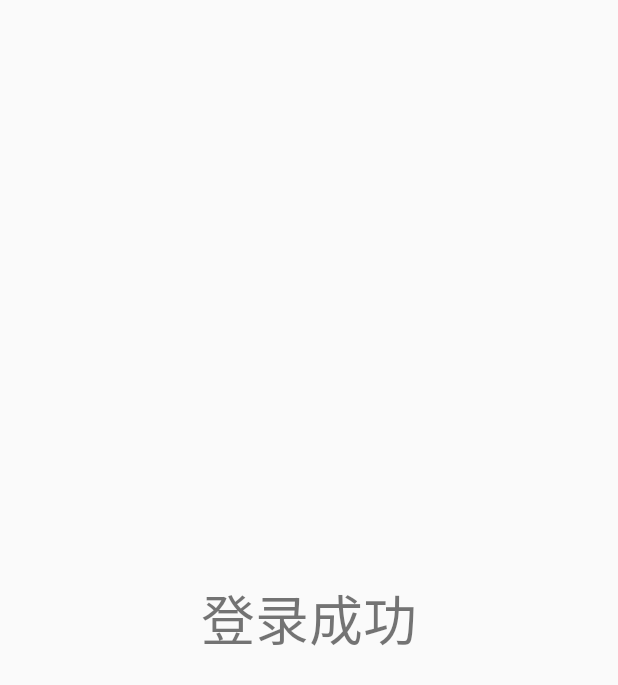
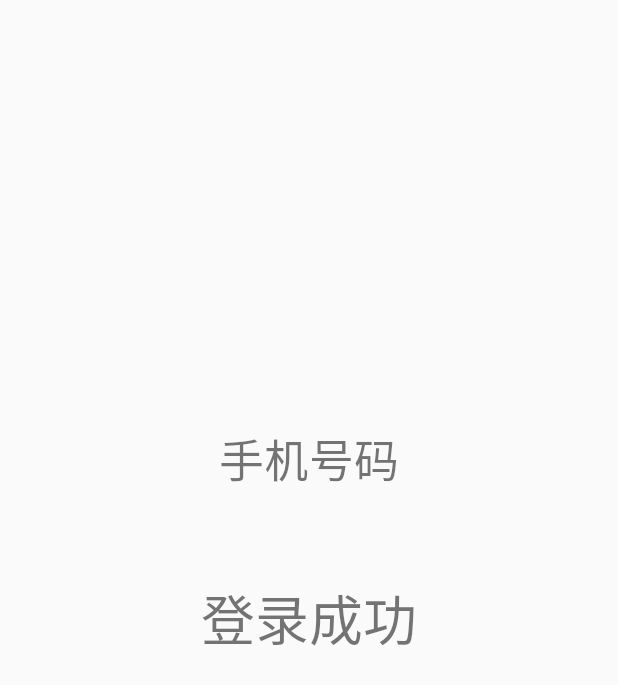
Before and after one commit to LAUKAWAI/Hello_World, an Android app: the HomeActivity screen opened directly, with no data from a screen before it, on a phone screen of 412 x 824 dp. Shown: the top 685 px of the screen. Run offline under Robolectric (Android 15) with nearby library versions, the phone set to English and light mode, and no system bars.

Commit message:
新增控件：text_phone用于显示用户的手机号码

```diff
--- a/app/src/main/res/layout/activity_home.xml
+++ b/app/src/main/res/layout/activity_home.xml
@@ -16,4 +16,16 @@
         app:layout_constraintEnd_toEndOf="parent"
         app:layout_constraintStart_toStartOf="parent"
         app:layout_constraintTop_toTopOf="parent" />
+
+    <TextView
+        android:id="@+id/text_phone"
+        android:layout_width="wrap_content"
+        android:layout_height="wrap_content"
+        android:text="手机号码"
+        android:textSize="30sp"
+        app:layout_constraintBottom_toTopOf="@+id/textView12"
+        app:layout_constraintEnd_toEndOf="parent"
+        app:layout_constraintStart_toStartOf="parent"
+        app:layout_constraintTop_toTopOf="parent"
+        app:layout_constraintVertical_bias="0.834" />
 </androidx.constraintlayout.widget.ConstraintLayout>
```
